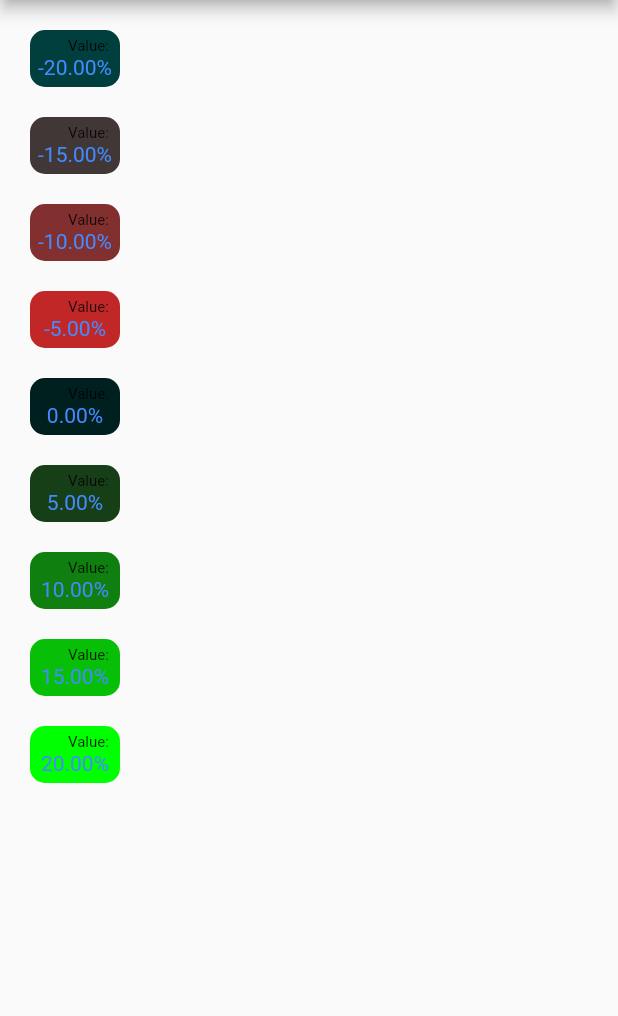
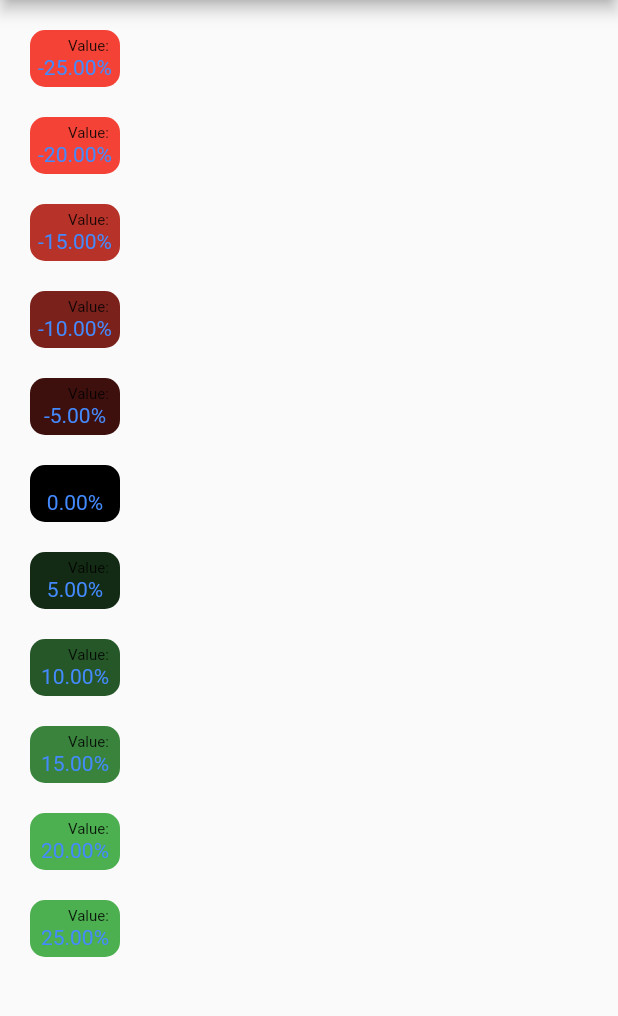
Before and after one commit to ivofernandes/color_scale, a Flutter app: the screen it shows after launch, on a phone screen of 412 x 824 dp, the part 84-1100 px from its top. Run offline on Flutter 3.47's test engine with Material 2 defaults, Android fonts, the phone set to English and light mode, and no system bars.

Commit message:
New strategy to mix the colors

```diff
--- a/example/lib/main.dart
+++ b/example/lib/main.dart
@@ -11,7 +11,7 @@ class MyApp extends StatelessWidget {
   // This widget is the root of your application.
   @override
   Widget build(BuildContext context) {
-    List<double> values = [-20, -15, -10, -5, 0, 5, 10, 15, 20];
+    List<double> values = [-25, -20, -15, -10, -5, 0, 5, 10, 15, 20, 25];
 
     return MaterialApp(
         title: 'Color Scale Demo',
--- a/lib/src/color_scale_widget.dart
+++ b/lib/src/color_scale_widget.dart
@@ -1,15 +1,24 @@
+import 'dart:math';
+
 import 'package:flutter/material.dart';
 
 class ColorScaleWidget extends StatelessWidget {
   final double value;
+
   final double minValue;
   final double maxValue;
+
+  final Color minColor;
+  final Color maxColor;
+
   final Widget child;
 
   const ColorScaleWidget(
       {required this.value,
       this.minValue = -20,
       this.maxValue = 20,
+      this.minColor = Colors.red,
+      this.maxColor = Colors.green,
       required this.child,
       Key? key})
       : super(key: key);
@@ -24,21 +33,26 @@ class ColorScaleWidget extends StatelessWidget {
     );
   }
 
+  /// Gets the color of the container
   Color getColorForValue(double value) {
     if (value.isNaN || value.isInfinite) {
       return Colors.black;
     }
 
-    if (value > 0) {
-      double green = 255 * value / maxValue;
-      double blue = (255 - green) / 8;
-      double red = (255 - green) / 8;
-      return Color.fromRGBO(red.toInt(), green.toInt(), blue.toInt(), 1);
-    } else {
-      double red = 255 * value / (minValue * -1);
-      double blue = (255 - red) / 8;
-      double green = (255 - red) / 8;
-      return Color.fromRGBO(red.toInt(), green.toInt(), blue.toInt(), 1);
-    }
+    double percentageOfMaxColor = value / maxValue;
+    percentageOfMaxColor = min(percentageOfMaxColor, 1);
+    percentageOfMaxColor = max(percentageOfMaxColor, 0);
+
+    double percentageOfMinColor = value / minValue;
+    percentageOfMinColor = min(percentageOfMinColor, 1);
+    percentageOfMinColor = max(percentageOfMinColor, 0);
+
+    double green = minColor.green * percentageOfMinColor +
+        maxColor.green * percentageOfMaxColor;
+    double blue = minColor.blue * percentageOfMinColor +
+        maxColor.blue * percentageOfMaxColor;
+    double red = minColor.red * percentageOfMinColor +
+        maxColor.red * percentageOfMaxColor;
+    return Color.fromRGBO(red.toInt(), green.toInt(), blue.toInt(), 1);
   }
 }
```
